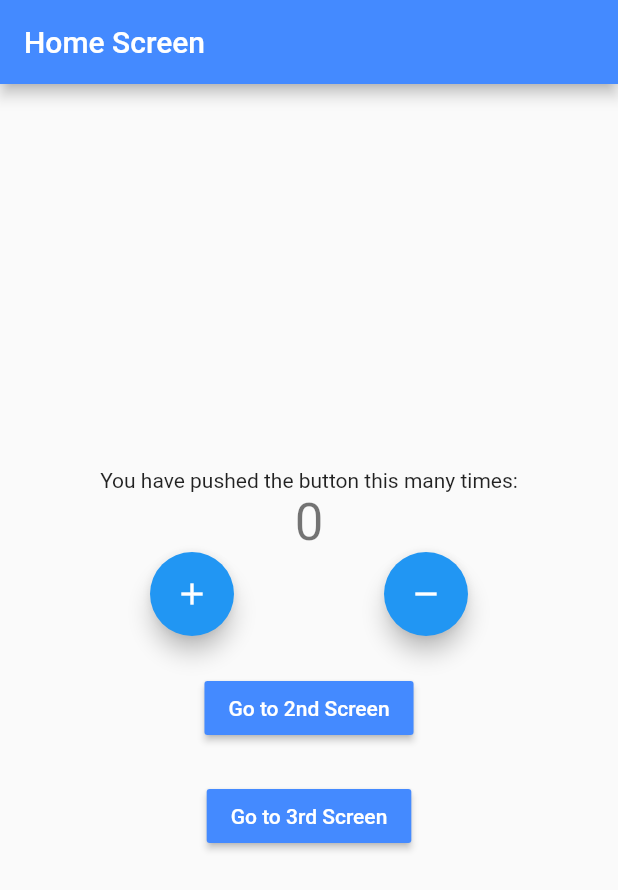
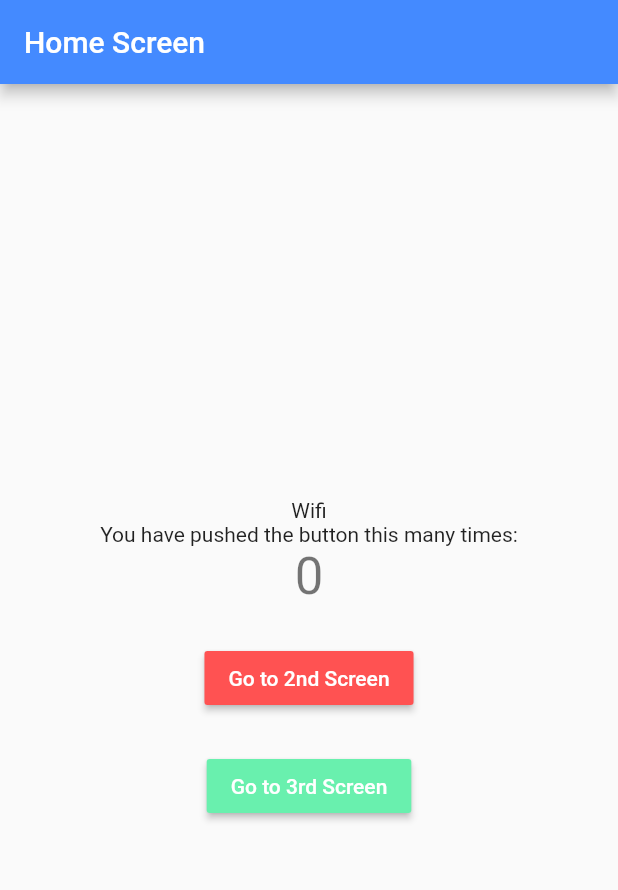
Before and after one commit to ceagdev/flutter_bloc_app, a Flutter app: the screen it shows after launch, on a phone screen of 412 x 824 dp. Shown: the top 890 px of the screen. Run offline on Flutter 3.47's test engine with Material 2 defaults, Android fonts, the phone set to English and light mode, and no system bars; our stand-ins replace bloc, connectivity, equatable, flutter_bloc.

Commit message:
Inter Cubit Communication using stream subs

```diff
--- /dev/null
+++ b/lib/constants/enums.dart
@@ -0,0 +1,4 @@
+enum ConnectionType {
+  Wifi,
+  Mobile,
+}
--- a/lib/logic/cubit/counter_cubit.dart
+++ b/lib/logic/cubit/counter_cubit.dart
@@ -1,13 +1,44 @@
+import 'dart:async';
+
 import 'package:bloc/bloc.dart';
 import 'package:equatable/equatable.dart';
+import 'package:flutter_bloc_app/constants/enums.dart';
 import 'package:meta/meta.dart';
+
+import 'internet_cubit.dart';
 
 part 'counter_state.dart';
 
 class CounterCubit extends Cubit<CounterState> {
-  CounterCubit() : super(CounterState(counterValue: 0));
+  final InternetCubit internetCubit;
+  StreamSubscription internetStreamSubscription;
 
-  void increment() => emit(CounterState(counterValue: state.counterValue + 1, wasIncremented: true));
+  CounterCubit({@required this.internetCubit})
+      : super(CounterState(counterValue: 0)) {
+    monitorInternetCubic();
+  }
 
-  void decrement() => emit(CounterState(counterValue: state.counterValue - 1, wasIncremented: false));
+  StreamSubscription<InternetState> monitorInternetCubic() {
+    return internetStreamSubscription = internetCubit.stream.listen((internetState) {
+    if (internetState is InternetConnected &&
+        internetState.connectionType == ConnectionType.Wifi) {
+      increment();
+    } else if (internetState is InternetConnected &&
+        internetState.connectionType == ConnectionType.Mobile) {
+      decrement();
+    }
+  });
+  }
+
+  void increment() => emit(
+      CounterState(counterValue: state.counterValue + 1, wasIncremented: true));
+
+  void decrement() => emit(CounterState(
+      counterValue: state.counterValue - 1, wasIncremented: false));
+
+  @override
+  Future<void> close() {
+    internetStreamSubscription.cancel();
+    return super.close();
+  }
 }
--- a/lib/logic/cubit/counter_state.dart
+++ b/lib/logic/cubit/counter_state.dart
@@ -12,5 +12,4 @@ class CounterState extends Equatable {
   @override
   List<Object> get props => [this.counterValue, this.wasIncremented];
 
-
 }
--- /dev/null
+++ b/lib/logic/cubit/internet_cubit.dart
@@ -0,0 +1,42 @@
+import 'dart:async';
+
+import 'package:bloc/bloc.dart';
+import 'package:connectivity/connectivity.dart';
+import 'package:equatable/equatable.dart';
+import 'package:flutter/material.dart';
+import 'package:flutter_bloc_app/constants/enums.dart';
+
+part 'internet_state.dart';
+
+class InternetCubit extends Cubit<InternetState> {
+  final Connectivity connectivity;
+  StreamSubscription connectivityStreamSubscription;
+
+  InternetCubit({@required this.connectivity}) : super(InternetLoading()) {
+    monitorInternetConnection();
+  }
+
+  StreamSubscription<ConnectivityResult> monitorInternetConnection() {
+    return connectivityStreamSubscription =
+      connectivity.onConnectivityChanged.listen((connectivityResult) {
+    if (connectivityResult == ConnectivityResult.wifi) {
+      emitInternetConnected(ConnectionType.Wifi);
+    } else if (connectivityResult == ConnectivityResult.mobile) {
+      emitInternetConnected(ConnectionType.Mobile);
+    } else if (connectivityResult == ConnectivityResult.none) {
+      emitInternetDisconnected();
+    }
+  });
+  }
+
+  void emitInternetConnected(ConnectionType _connectionType) =>
+      emit(InternetConnected(connectionType: _connectionType));
+
+  void emitInternetDisconnected() => emit(InternetDisconnected());
+
+  @override
+  Future<void> close() {
+    connectivityStreamSubscription.cancel();
+    return super.close();
+  }
+}
--- /dev/null
+++ b/lib/logic/cubit/internet_state.dart
@@ -0,0 +1,18 @@
+part of 'internet_cubit.dart';
+
+abstract class InternetState extends Equatable {
+  const InternetState();
+
+  @override
+  List<Object> get props => [];
+}
+
+class InternetLoading extends InternetState {}
+
+class InternetConnected extends InternetState {
+  final ConnectionType connectionType;
+
+  InternetConnected({@required this.connectionType});
+  }
+
+class InternetDisconnected extends InternetState {}
--- a/lib/main.dart
+++ b/lib/main.dart
@@ -1,27 +1,37 @@
+import 'package:connectivity/connectivity.dart';
 import 'package:flutter/material.dart';
 import 'package:flutter_bloc/flutter_bloc.dart';
 import 'package:flutter_bloc_app/presentation/router/app_router.dart';
 import 'logic/cubit/counter_cubit.dart';
+import 'logic/cubit/internet_cubit.dart';
 
 void main() {
-  runApp(MyApp());
+  runApp(MyApp(
+    appRouter: AppRouter(),
+    connectivity: Connectivity(),
+  ));
 }
 
 class MyApp extends StatelessWidget {
-  final AppRouter _appRouter = AppRouter();
+  final AppRouter appRouter;
+  final Connectivity connectivity;
+
+  const MyApp({Key key, @required this.appRouter, @required this.connectivity}) : super(key: key);
 
   @override
   Widget build(BuildContext context) {
-    return BlocProvider(
-      create: (context) => CounterCubit(),
+    return MultiBlocProvider(
+      providers: [
+        BlocProvider<InternetCubit>(create: (context) => InternetCubit(connectivity: connectivity),),
+        BlocProvider<CounterCubit>(create: (context) => CounterCubit(internetCubit: BlocProvider.of<InternetCubit>(context)),),
+      ],
       child: MaterialApp(
         title: 'Flutter Demo',
         theme: ThemeData(
           primarySwatch: Colors.blue,
         ),
-        onGenerateRoute: _appRouter.onGenerateRoute,
+        onGenerateRoute: appRouter.onGenerateRoute,
       ),
     );
   }
-
 }
--- a/lib/presentation/router/app_router.dart
+++ b/lib/presentation/router/app_router.dart
@@ -1,4 +1,5 @@
 import 'package:flutter/material.dart';
+
 import '../screens/home_screen.dart';
 import '../screens/second_screen.dart';
 import '../screens/third_screen.dart';
--- a/lib/presentation/screens/home_screen.dart
+++ b/lib/presentation/screens/home_screen.dart
@@ -1,5 +1,7 @@
 import 'package:flutter/material.dart';
 import 'package:flutter_bloc/flutter_bloc.dart';
+import 'package:flutter_bloc_app/constants/enums.dart';
+import 'package:flutter_bloc_app/logic/cubit/internet_cubit.dart';
 import '../../logic/cubit/counter_cubit.dart';
 
 class HomeScreen extends StatefulWidget {
@@ -24,6 +26,20 @@ class _HomeScreenState extends State<HomeScreen> {
         child: Column(
           mainAxisAlignment: MainAxisAlignment.center,
           children: <Widget>[
+            BlocBuilder<InternetCubit, InternetState>(
+              builder: (context, state) {
+                if (state is InternetConnected &&
+                    state.connectionType == ConnectionType.Wifi) {
+                  return Text('Wifi');
+                } else if (state is InternetConnected &&
+                    state.connectionType == ConnectionType.Mobile) {
+                  return Text('Mobile');
+                }else if (state is InternetDisconnected){
+                  return Text('Disconnected');
+                }
+                return CircularProgressIndicator();
+              },
+            ),
             Text(
               'You have pushed the button this many times:',
             ),
@@ -46,30 +62,33 @@ class _HomeScreenState extends State<HomeScreen> {
                 );
               },
             ),
-            Row(
-              mainAxisAlignment: MainAxisAlignment.spaceEvenly,
-              children: [
-                FloatingActionButton(
-                  onPressed: () {
-                    BlocProvider.of<CounterCubit>(context).increment();
-                  },
-                  tooltip: 'Increment',
-                  child: Icon(Icons.add),
-                ),
-                FloatingActionButton(
-                  onPressed: () {
-                    BlocProvider.of<CounterCubit>(context).decrement();
-                  },
-                  tooltip: 'Decrement',
-                  child: Icon(Icons.remove),
-                ),
-              ],
+            SizedBox(
+              height: 24,
             ),
-            SizedBox(
-              height: 24.0,
-            ),
+            // Row(
+            //   mainAxisAlignment: MainAxisAlignment.spaceEvenly,
+            //   children: [
+            //     FloatingActionButton(
+            //       onPressed: () {
+            //         BlocProvider.of<CounterCubit>(context).increment();
+            //       },
+            //       tooltip: 'Increment',
+            //       child: Icon(Icons.add),
+            //     ),
+            //     FloatingActionButton(
+            //       onPressed: () {
+            //         BlocProvider.of<CounterCubit>(context).decrement();
+            //       },
+            //       tooltip: 'Decrement',
+            //       child: Icon(Icons.remove),
+            //     ),
+            //   ],
+            // ),
+            // SizedBox(
+            //   height: 24.0,
+            // ),
             MaterialButton(
-              color: widget.color,
+              color: Colors.redAccent,
               onPressed: () {
                 Navigator.of(context).pushNamed('/second');
               },
@@ -82,7 +101,7 @@ class _HomeScreenState extends State<HomeScreen> {
               height: 24.0,
             ),
             MaterialButton(
-              color: widget.color,
+              color: Colors.greenAccent,
               onPressed: () {
                 Navigator.of(context).pushNamed('/third');
               },
--- a/lib/presentation/screens/second_screen.dart
+++ b/lib/presentation/screens/second_screen.dart
@@ -46,10 +46,14 @@ class _SecondScreenState extends State<SecondScreen> {
                 );
               },
             ),
+             SizedBox(
+              height: 24,
+            ),
             Row(
               mainAxisAlignment: MainAxisAlignment.spaceEvenly,
               children: [
                 FloatingActionButton(
+                  backgroundColor: widget.color,
                   onPressed: () {
                     BlocProvider.of<CounterCubit>(context).increment();
                   },
@@ -57,6 +61,7 @@ class _SecondScreenState extends State<SecondScreen> {
                   child: Icon(Icons.add),
                 ),
                 FloatingActionButton(
+                  backgroundColor: widget.color,
                   onPressed: () {
                     BlocProvider.of<CounterCubit>(context).decrement();
                   },
@@ -69,6 +74,7 @@ class _SecondScreenState extends State<SecondScreen> {
               height: 24.0,
             ),
             MaterialButton(
+              color: Colors.redAccent,
               onPressed: () {
                 Navigator.of(context).pop();
               },
--- a/lib/presentation/screens/third_screen.dart
+++ b/lib/presentation/screens/third_screen.dart
@@ -46,10 +46,14 @@ class _ThirdScreenState extends State<ThirdScreen> {
                 );
               },
             ),
+            SizedBox(
+              height: 24,
+            ),
             Row(
               mainAxisAlignment: MainAxisAlignment.spaceEvenly,
               children: [
                 FloatingActionButton(
+                  backgroundColor: widget.color,
                   onPressed: () {
                     BlocProvider.of<CounterCubit>(context).increment();
                   },
@@ -57,6 +61,7 @@ class _ThirdScreenState extends State<ThirdScreen> {
                   child: Icon(Icons.add),
                 ),
                 FloatingActionButton(
+                  backgroundColor: widget.color,
                   onPressed: () {
                     BlocProvider.of<CounterCubit>(context).decrement();
                   },
@@ -69,6 +74,7 @@ class _ThirdScreenState extends State<ThirdScreen> {
               height: 24.0,
             ),
             MaterialButton(
+              color: Colors.redAccent,
               onPressed: () {
                 Navigator.of(context).pop();
               },
--- a/pubspec.yaml
+++ b/pubspec.yaml
@@ -24,6 +24,7 @@ dependencies:
   flutter:
     sdk: flutter
   bloc_test: ^8.0.0
+  connectivity: ^3.0.3
   cupertino_icons: ^1.0.2
   equatable: ^2.0.0
   flutter_bloc: ^7.0.0
```
Also changed, not shown: pubspec.lock.
